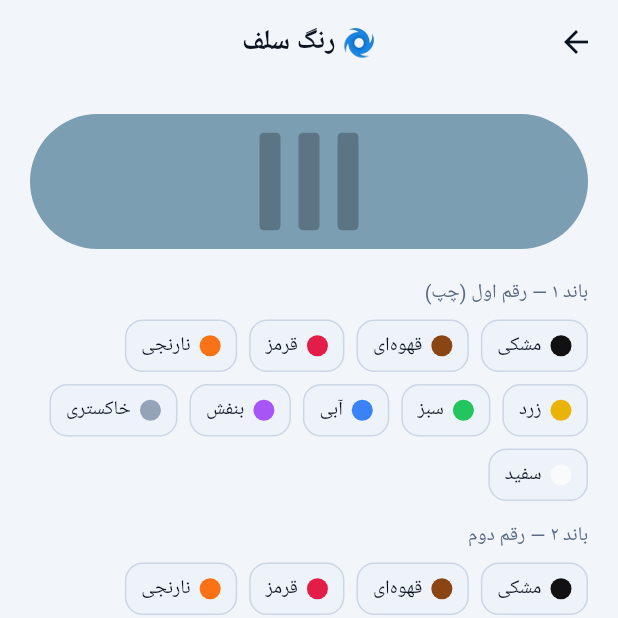
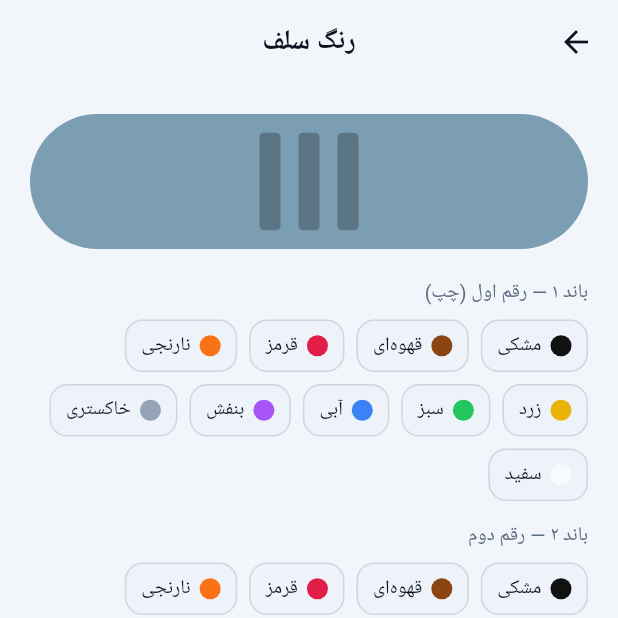
Before and after one commit to nvd1rmh/app, a Flutter app: the InductorColorScreen screen opened directly, on a phone screen of 412 x 824 dp, the top half of it. Run offline on Flutter 3.47's test engine with Material 3 defaults, Android fonts, the phone set to English and light mode, and no system bars; our stand-ins replace shared_preferences; accounts and stored records are empty.

Commit message:
Add files via upload

```diff
--- a/lib/screens/tools/inductor_color.dart
+++ b/lib/screens/tools/inductor_color.dart
@@ -29,7 +29,6 @@ class _InductorColorScreenState extends State<InductorColorScreen> {
     final d1 = digitColors[b1]!;
     final d2 = digitColors[b2]!;
     final mult = indMultColors[b3] ?? 1.0;
-    // value in µH typically for color code
     final uh = (d1 * 10 + d2) * mult;
     setState(() => result = formatInductance(uh * 1e-6));
   }
@@ -38,7 +37,7 @@ class _InductorColorScreenState extends State<InductorColorScreen> {
   Widget build(BuildContext context) {
     return Scaffold(
       appBar: AppBar(
-        title: const Text('🌀 رنگ سلف'),
+        title: const Text('رنگ سلف'),
         leading: IconButton(icon: const Icon(Icons.arrow_forward), onPressed: () => Navigator.pop(context)),
       ),
       body: ListView(
@@ -84,8 +83,6 @@ class _InductorColorScreenState extends State<InductorColorScreen> {
             });
           }),
           if (result != null) ResultBox(result!, accent: AppColors.cyan),
-              ),
-            ),
         ],
       ),
     );
```
Also changed, not shown: 3 other files.
